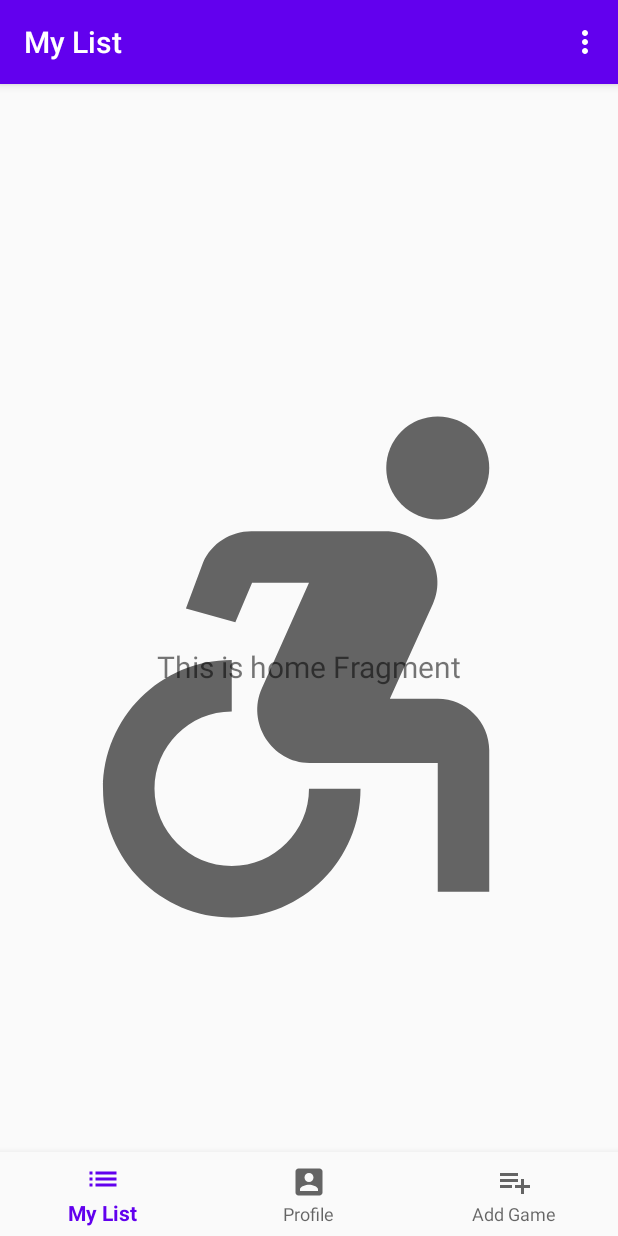
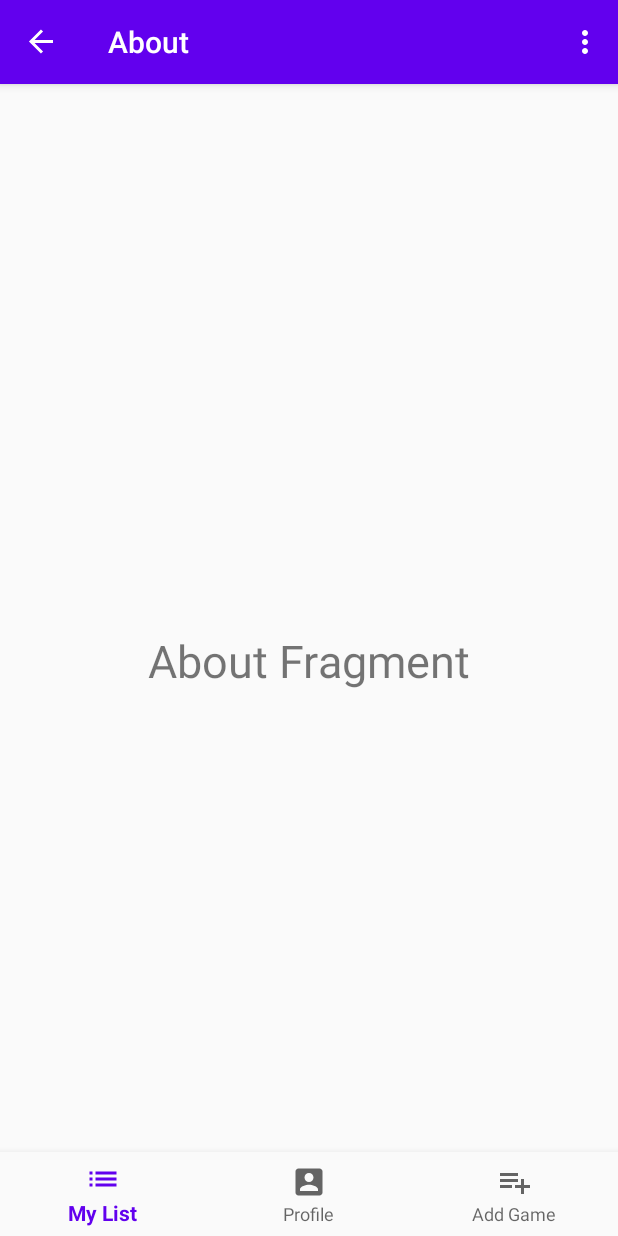
Before and after one commit to Snailedlt/GameLogger, an Android app: the MainActivity screen opened directly, with no data from a screen before it, in the options menu, after a tap on "About", on a phone screen of 412 x 824 dp. Run offline under Robolectric (Android 15) with nearby library versions, the phone set to English and light mode, and no system bars; our stand-ins replace navigation-ui.

Commit message:
- Added fragments, and overflow menu options for "settings" and "about". - Changed references in startnavigation so they fit with fragment and xml filenames. - Organized "strings.xml"

```diff
--- a/app/build.gradle
+++ b/app/build.gradle
@@ -1,6 +1,7 @@
 apply plugin: 'com.android.application'
 apply plugin: 'kotlin-android'
 apply plugin: 'kotlin-android-extensions'
+apply plugin: 'androidx.navigation.safeargs.kotlin'
 
 android {
     compileSdkVersion 30
@@ -45,7 +46,7 @@ dependencies {
     implementation 'androidx.navigation:navigation-fragment-ktx:2.3.0'
     implementation 'androidx.navigation:navigation-ui-ktx:2.3.0'
     implementation 'androidx.legacy:legacy-support-v4:1.0.0'
-    implementation 'androidx.preference:preference:1.1.0'
+    implementation 'androidx.preference:preference:1.1.1'
     testImplementation 'junit:junit:4.12'
     androidTestImplementation 'androidx.test.ext:junit:1.1.2'
     androidTestImplementation 'androidx.test.espresso:espresso-core:3.3.0'
--- a/app/src/main/java/com/example/profilside/MainActivity.kt
+++ b/app/src/main/java/com/example/profilside/MainActivity.kt
@@ -3,10 +3,10 @@ package com.example.profilside
 import android.os.Bundle
 import android.view.Menu
 import android.view.MenuItem
-import android.widget.Toast
 import androidx.appcompat.app.AppCompatActivity
 import androidx.navigation.findNavController
 import androidx.navigation.ui.AppBarConfiguration
+import androidx.navigation.ui.onNavDestinationSelected
 import androidx.navigation.ui.setupActionBarWithNavController
 import androidx.navigation.ui.setupWithNavController
 import com.google.android.material.bottomnavigation.BottomNavigationView
@@ -30,22 +30,14 @@ class MainActivity : AppCompatActivity() {
 
     override fun onCreateOptionsMenu(menu: Menu?): Boolean {
         val inflater = menuInflater
-        inflater.inflate(R.menu.top_action_bar, menu)
+        inflater.inflate(R.menu.overflow_menu, menu)
         return true
     }
 
     override fun onOptionsItemSelected(item: MenuItem): Boolean {
+        //return super.onOptionsItemSelected(item)
         // Handle item selection
-        return when (item.getItemId()) {
-            R.id.settings -> {
-                Toast.makeText(this, "Settings", Toast.LENGTH_SHORT).show()
-                true
-            }
-            R.id.about -> {
-                Toast.makeText(this, "About", Toast.LENGTH_SHORT).show()
-                true
-            }
-            else -> super.onOptionsItemSelected(item)
-        }
+        return item.onNavDestinationSelected(findNavController(R.id.nav_host_fragment))
+                || super.onOptionsItemSelected(item)
     }
 }
--- /dev/null
+++ b/app/src/main/java/com/example/profilside/ui/about/AboutFragment.kt
@@ -0,0 +1,7 @@
+package com.example.profilside.ui.about
+
+import androidx.fragment.app.Fragment
+import com.example.profilside.R
+
+class AboutFragment : Fragment(R.layout.fragment_about) {
+}
--- a/app/src/main/java/com/example/profilside/ui/profile/ProfileFragment.kt
+++ b/app/src/main/java/com/example/profilside/ui/profile/ProfileFragment.kt
@@ -30,17 +30,13 @@ class ProfileFragment : Fragment() {
         return root
     }
 
+    @Suppress("DEPRECATION")
     class MyAdapter internal constructor(fm: FragmentManager) : FragmentPagerAdapter(fm) {
 
         override fun getCount(): Int = 2
 
         override fun getItem(position: Int): Fragment {
-            if(position == 0){
-                return ProfileStatsFragment.newInstance()
-            }
-            else {
-                return ProfilePlatformsFragment.newInstance()
-            }
+            return if(position == 0) ProfileStatsFragment.newInstance() else ProfilePlatformsFragment.newInstance()
         }
 
         override fun getPageTitle(position: Int): CharSequence = "Tab $position"
--- /dev/null
+++ b/app/src/main/res/layout/fragment_about.xml
@@ -0,0 +1,22 @@
+<?xml version="1.0" encoding="utf-8"?>
+<androidx.constraintlayout.widget.ConstraintLayout xmlns:android="http://schemas.android.com/apk/res/android"
+    xmlns:app="http://schemas.android.com/apk/res-auto"
+    xmlns:tools="http://schemas.android.com/tools"
+    android:layout_width="match_parent"
+    android:layout_height="match_parent"
+    tools:context=".ui.about.AboutFragment">
+
+    <TextView
+        android:id="@+id/tvFirstFragment"
+        android:layout_width="wrap_content"
+        android:layout_height="wrap_content"
+        android:text="@string/about_fragment"
+        android:textSize="30sp"
+        app:layout_constraintBottom_toBottomOf="parent"
+        app:layout_constraintEnd_toEndOf="parent"
+        app:layout_constraintHorizontal_bias="0.5"
+        app:layout_constraintStart_toStartOf="parent"
+        app:layout_constraintTop_toTopOf="parent" />
+
+
+</androidx.constraintlayout.widget.ConstraintLayout>
--- a/app/src/main/res/navigation/mobile_navigation.xml
+++ b/app/src/main/res/navigation/mobile_navigation.xml
@@ -3,8 +3,7 @@
     xmlns:app="http://schemas.android.com/apk/res-auto"
     xmlns:tools="http://schemas.android.com/tools"
     android:id="@+id/mobile_navigation"
-    app:startDestination="@id/navigation_dashboard">
-
+    app:startDestination="@+id/navigation_home">
 
     <fragment
         android:id="@+id/navigation_home"
@@ -24,7 +23,16 @@
         android:label="@string/title_add_game"
         tools:layout="@layout/fragment_notifications" />
 
+    <!-- overflow_menu -->
+    <fragment
+        android:id="@+id/settings"
+        android:name="com.example.profilside.ui.settings.SettingsFragment"
+        android:label="@string/settings"
+        tools:layout="@layout/fragment_settings" />
 
-
-
+    <fragment
+        android:id="@+id/about"
+        android:name="com.example.profilside.ui.about.AboutFragment"
+        android:label="@string/about"
+        tools:layout="@layout/fragment_about" />
 </navigation>
--- a/app/src/main/res/values/strings.xml
+++ b/app/src/main/res/values/strings.xml
@@ -4,6 +4,14 @@
     <string name="title_my_list">My List</string>
     <string name="title_profile">Profile</string>
     <string name="title_add_game">Add Game</string>
+
+    <!-- R.menu.overflow_menu -->
+    <string name="settings">Settings</string>
+    <string name="about">About</string>
+
+    <!-- R.layout -->
+    <string name="about_fragment">About Fragment</string>
+    <string name="settings_fragment">Settings Fragment</string>
     <string name="username_profile">Username</string>
     <string name="profile_picture_profile">Profile picture</string>
     <string name="game_stats">Game Stats</string>
@@ -11,9 +19,7 @@
     <string name="completed">Completed</string>
     <string name="on_hold">On Hold</string>
     <string name="dropped">Dropped</string>
-    <string name="plan_to_watch">Plan To Watch</string>
+    <string name="plan_to_play">Plan To Play</string>
 
-    <!-- R.menu.top_action_bar -->
-    <string name="settings">Settings</string>
-    <string name="about">About</string>
+    <string name="playlists">Playlists</string>
 </resources>
```
Also changed, not shown: app/src/main/java/com/example/profilside/ui/settings/SettingsFragment.kt (added, +7 -0 lines), app/src/main/res/layout/fragment_profile_stats.xml (+7 -7 lines), app/src/main/res/layout/fragment_settings.xml (added, +22 -0 lines), build.gradle (+5 -2 lines), app/src/main/res/menu/overflow_menu.xml (renamed from app/src/main/res/menu/top_action_bar.xml).
